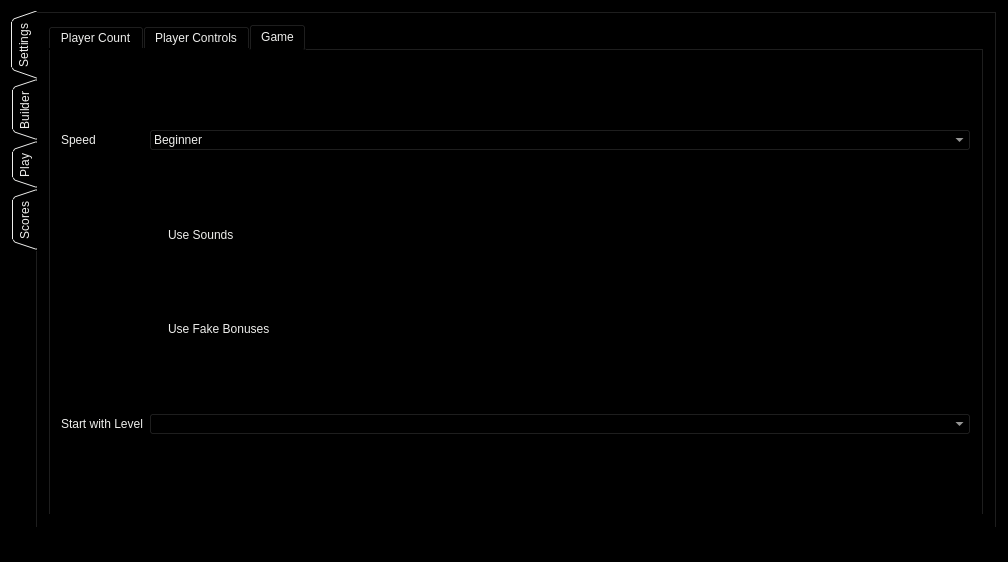
Old version of the form MainWindow.ui in the repository SwissalpS/QtSssSNibblers.
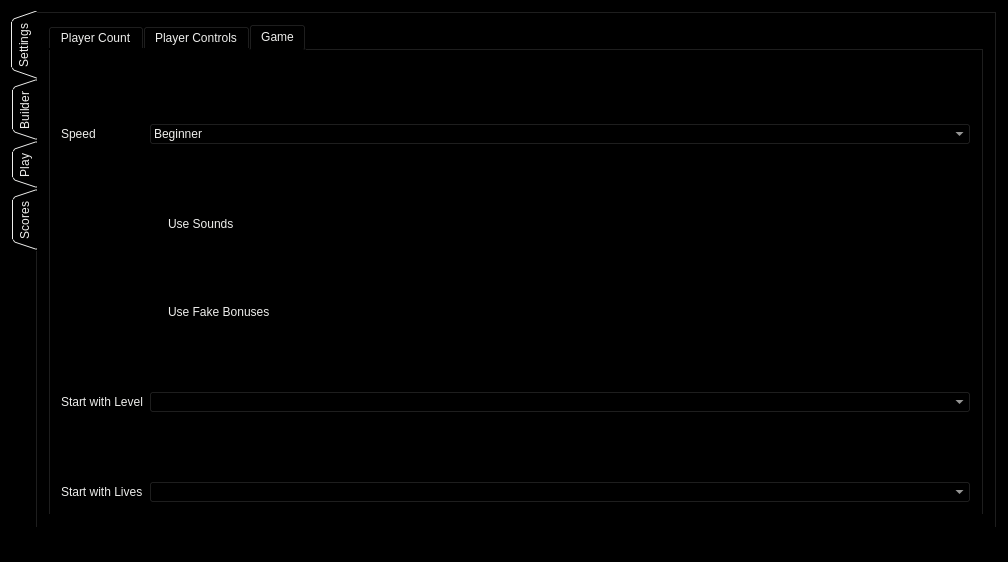
New version of the form. The open tabs and pages were chosen to show the change.

```diff
--- a/MainWindow.ui
+++ b/MainWindow.ui
@@ -1334,7 +1334,7 @@
             <item row="7" column="1">
              <widget class="QComboBox" name="selectStartLevel"/>
             </item>
-            <item row="8" column="0">
+            <item row="10" column="0">
              <spacer name="verticalSpacer_8">
               <property name="orientation">
                <enum>Qt::Vertical</enum>
@@ -1347,6 +1347,16 @@
               </property>
              </spacer>
             </item>
+            <item row="11" column="0">
+             <widget class="QLabel" name="label_41">
+              <property name="text">
+               <string>Start with Lives</string>
+              </property>
+             </widget>
+            </item>
+            <item row="11" column="1">
+             <widget class="QComboBox" name="selectStartLives"/>
+            </item>
            </layout>
           </widget>
          </widget>
```
Left out of the diff: 4 changed lines with no effect on the pictures.
